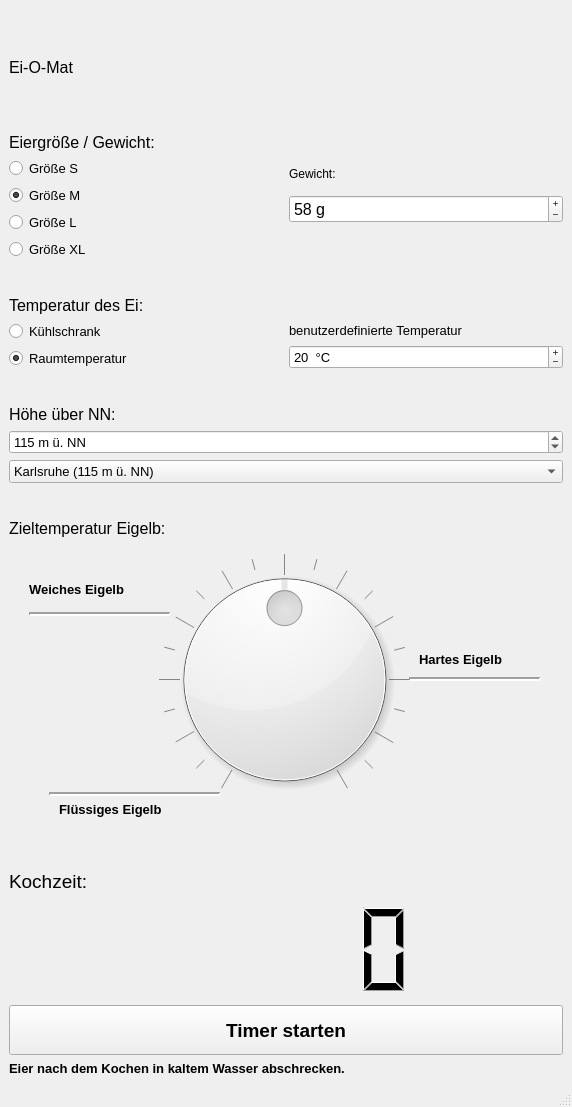
The window that ei-o-mat/eingabefenster.ui (kampfknoedel/ei-o-mat) describes before a commit, drawn with Qt 5.
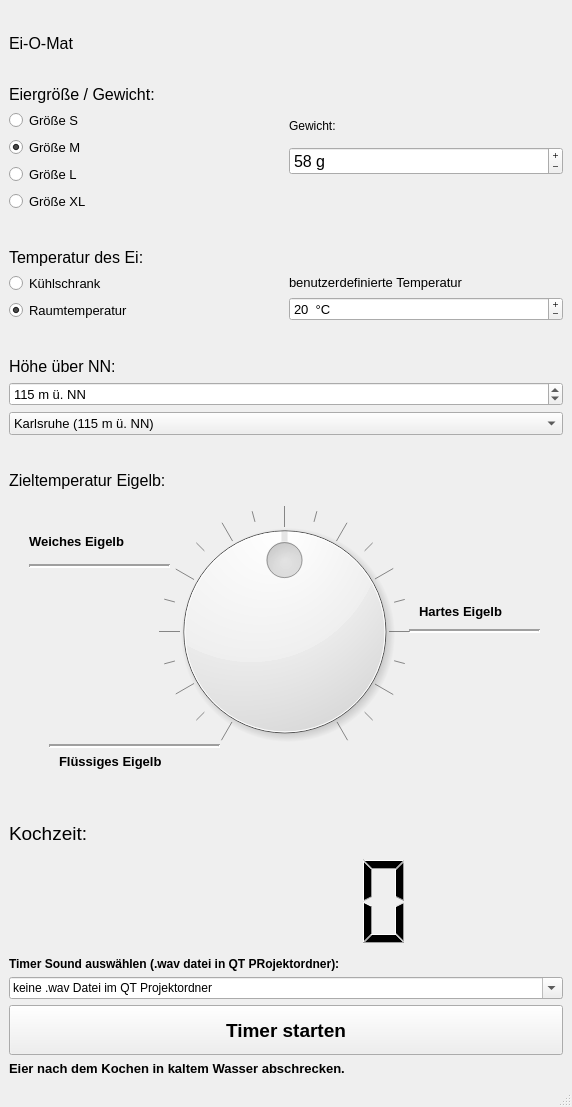
The same window after the commit.

```diff
--- a/ei-o-mat/eingabefenster.ui
+++ b/ei-o-mat/eingabefenster.ui
@@ -649,6 +649,29 @@
         </property>
        </widget>
       </item>
+      <item>
+       <widget class="QLabel" name="label_13">
+        <property name="font">
+         <font>
+          <weight>75</weight>
+          <bold>true</bold>
+         </font>
+        </property>
+        <property name="text">
+         <string>Timer Sound auswählen (.wav datei in QT PRojektordner):</string>
+        </property>
+       </widget>
+      </item>
+      <item>
+       <widget class="QComboBox" name="comboBox_2">
+        <property name="editable">
+         <bool>true</bool>
+        </property>
+        <property name="currentText">
+         <string>keine .wav Datei im QT Projektordner</string>
+        </property>
+       </widget>
+      </item>
       <item>
        <widget class="QPushButton" name="start_Timer">
         <property name="minimumSize">
```
